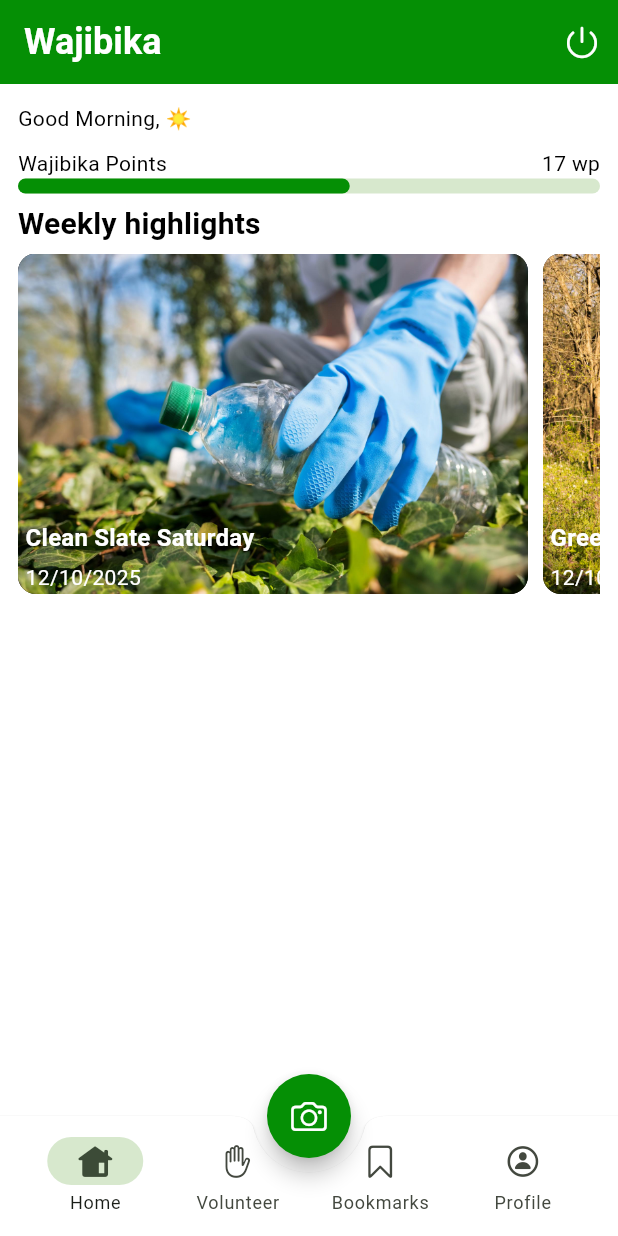
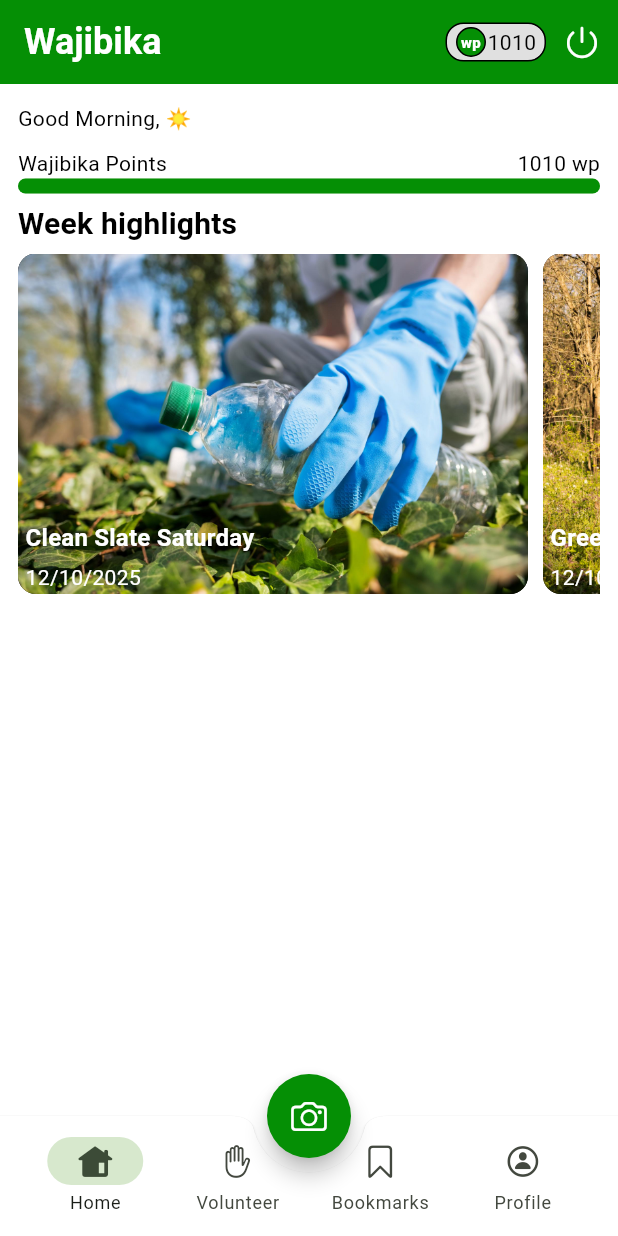
Before and after one commit to H-Munene/Wajibika_Mobile, a Flutter app: the HomePage screen opened directly, on a phone screen of 412 x 824 dp. Run offline on Flutter 3.47's test engine with Material 3 defaults, Android fonts, the phone set to English and light mode, and no system bars; our stand-ins replace bloc, cherry_toast, fluentui_system_icons, flutter_bloc, flutter_heatmap_calendar, font_awesome_flutter and 7 more; accounts and stored records are empty; project files that could hold a hidden picture were left out.

Commit message:
feat: wajibika points linear progress indicator

```diff
--- a/lib/core/theme/colors.dart
+++ b/lib/core/theme/colors.dart
@@ -15,4 +15,6 @@ class AppColors {
   static const Color hightlightColor = Color(0xFF97E5D7);
   static const Color scaffoldBackgroundColor = Color(0xFFF5F5F5);
   static const Color noProfilePictureBackgroundColor = Colors.black;
+  static const Color initialLinearProgressIndicatorColor = Color(0xFF760000);
+  static const Color middleLinearProgressIndicatorColor = Color(0xFF5F8B4C);
 }
--- a/lib/core/utils/dimensions.dart
+++ b/lib/core/utils/dimensions.dart
@@ -6,7 +6,7 @@ class AppDimensions {
   static BorderRadius focussedCircleBorderRadius = BorderRadius.circular(12);
   static BorderRadius bottomSheetCircleBorderRadius = BorderRadius.circular(15);
 
-static EdgeInsets pagePadding = const EdgeInsets.symmetric(
+  static EdgeInsets pagePadding = const EdgeInsets.symmetric(
     vertical: 3,
     horizontal: 12,
   );
--- a/lib/presentation/pages/auth/home.dart
+++ b/lib/presentation/pages/auth/home.dart
@@ -4,6 +4,7 @@ import 'package:bloc_clean_arch/presentation/pages/auth/login.dart';
 import 'package:bloc_clean_arch/presentation/pages/auth/screens/home_feed.dart';
 import 'package:bloc_clean_arch/presentation/pages/auth/screens/profile/profile.dart';
 import 'package:bloc_clean_arch/presentation/widgets/custom_bottom_sheet.dart';
+import 'package:bloc_clean_arch/presentation/widgets/wajibika_points_icon.dart';
 import 'package:flutter/cupertino.dart';
 import 'package:flutter/material.dart';
 import 'package:flutter_bloc/flutter_bloc.dart';
@@ -43,10 +44,8 @@ class _HomePageState extends State<HomePage> {
       appBar: AppBar(
         title: const Text('Wajibika'),
         actions: [
-          IconButton(
-            onPressed: () {},
-            icon: Icon(CupertinoIcons.power),
-          ),
+          const WajibikaPointsIcon(wajibikaPoints: '1010'),
+          IconButton(onPressed: () {}, icon: const Icon(CupertinoIcons.power)),
         ],
       ),
       floatingActionButtonLocation: FloatingActionButtonLocation.centerDocked,
--- a/lib/presentation/pages/auth/screens/home_feed.dart
+++ b/lib/presentation/pages/auth/screens/home_feed.dart
@@ -1,6 +1,8 @@
 import 'package:bloc_clean_arch/core/core.dart';
 import 'package:bloc_clean_arch/presentation/providers/user_provider.dart';
 import 'package:bloc_clean_arch/presentation/widgets/custom_richtext.dart';
+import 'package:bloc_clean_arch/presentation/widgets/wajibika_points_icon.dart';
+import 'package:bloc_clean_arch/presentation/widgets/wajibika_points_progress.dart';
 import 'package:flutter/material.dart';
 import 'package:bloc_clean_arch/core/utils/app_assets.dart';
 import 'package:bloc_clean_arch/presentation/widgets/weekly_highlight_card.dart';
@@ -13,7 +15,8 @@ class HomeFeed extends StatefulWidget {
   State<HomeFeed> createState() => _HomeFeedState();
 }
 
-class _HomeFeedState extends State<HomeFeed> {
+class _HomeFeedState extends State<HomeFeed> with TickerProviderStateMixin {
+  int wajibikaPoints = 1010;
   List<String> images = [AppImages.cleanup, AppImages.cleanup2, AppImages.team];
   List<String> hightlightTitle = [
     'Clean Slate Saturday',
@@ -44,24 +47,17 @@ class _HomeFeedState extends State<HomeFeed> {
                 ),
 
                 // Wajibika points
-                const Row(
-                  children: [Text('Wajibika Points'), Spacer(), Text('17 wp')],
-                ),
+                // TODO: get wajibika points from the user model
+
                 // TODO: gauge range
-                LinearProgressIndicator(
-                  borderRadius: AppDimensions.circleBorderRadius,
-                  value: 57 / 100,
-                  minHeight: 10,
-                  color: AppColors.primaryColor,
-                  trackGap: 2,
-                ),
+                WajibikaPointsProgress(wajibikaPoints: wajibikaPoints),
               ],
             ),
             // tackled projects highlights
             Padding(
               padding: const EdgeInsetsDirectional.symmetric(vertical: 5),
               child: Text(
-                'Weekly highlights',
+                'Week highlights',
                 style: textTheme.titleMedium?.copyWith(fontSize: 20),
               ),
             ),
--- /dev/null
+++ b/lib/presentation/widgets/wajibika_points_icon.dart
@@ -0,0 +1,54 @@
+import 'package:bloc_clean_arch/core/core.dart';
+import 'package:flutter/material.dart';
+
+class WajibikaPointsIcon extends StatelessWidget {
+  final String wajibikaPoints;
+
+  const WajibikaPointsIcon({super.key, required this.wajibikaPoints});
+
+  @override
+  Widget build(BuildContext context) {
+    return Container(
+      height: 26,
+      width: wajibikaPoints.length <= 2 ? 52 : 67,
+      decoration: BoxDecoration(
+        color: Colors.grey[300],
+        border: Border.all(),
+        borderRadius: AppDimensions.circleBorderRadius,
+      ),
+      child: Row(
+        children: [
+          const _InnerWajibikaIcon(),
+          Text(wajibikaPoints, style: const TextStyle(color: Colors.black)),
+        ],
+      ),
+    );
+  }
+}
+
+class _InnerWajibikaIcon extends StatelessWidget {
+  const _InnerWajibikaIcon();
+
+  @override
+  Widget build(BuildContext context) {
+    return Padding(
+      padding: const EdgeInsets.only(left: 5),
+      child: Container(
+        width: 22,
+        decoration: BoxDecoration(
+          shape: BoxShape.circle,
+          border: Border.all(),
+          color: AppColors.primaryColor,
+        ),
+        child: const Padding(
+          padding: EdgeInsets.all(2),
+          child: Text(
+            'wp',
+            style: TextStyle(fontWeight: FontWeight.w900, fontSize: 10),
+            textAlign: TextAlign.center,
+          ),
+        ),
+      ),
+    );
+  }
+}
--- /dev/null
+++ b/lib/presentation/widgets/wajibika_points_progress.dart
@@ -0,0 +1,77 @@
+import 'package:bloc_clean_arch/core/core.dart';
+import 'package:flutter/material.dart';
+
+class WajibikaPointsProgress extends StatefulWidget {
+  final int wajibikaPoints;
+
+  const WajibikaPointsProgress({super.key, required this.wajibikaPoints});
+
+  @override
+  State<WajibikaPointsProgress> createState() => _WajibikaPointsProgressState();
+}
+
+class _WajibikaPointsProgressState extends State<WajibikaPointsProgress>
+    with TickerProviderStateMixin {
+  late AnimationController
+  _wajibikaPointsLinearProgressIndicatorAnimationController;
+  late Animation<double> _wajibikaPointsLinearProgressIndicatorAnimation;
+  late Animation<Color?> _wajibikaPointsLinearProgressIndicatorColorAnimation;
+
+  @override
+  void initState() {
+    super.initState();
+    _wajibikaPointsLinearProgressIndicatorAnimationController =
+        AnimationController(
+          vsync: this,
+          duration: const Duration(milliseconds: 1500),
+        )..forward();
+
+    _wajibikaPointsLinearProgressIndicatorAnimation = Tween<double>(
+        begin: 0,
+        end: 1,
+      ).animate(_wajibikaPointsLinearProgressIndicatorAnimationController)
+      ..addListener(() => setState(() {}));
+
+    _wajibikaPointsLinearProgressIndicatorColorAnimation = ColorTween(
+      begin: AppColors.initialLinearProgressIndicatorColor,
+      end:
+          widget.wajibikaPoints < 40
+              ? AppColors.middleLinearProgressIndicatorColor
+              : AppColors.primaryColor,
+    ).animate(_wajibikaPointsLinearProgressIndicatorAnimationController);
+  }
+
+  @override
+  void dispose() {
+    _wajibikaPointsLinearProgressIndicatorAnimationController.dispose();
+    super.dispose();
+  }
+
+  @override
+  Widget build(BuildContext context) {
+    return Column(
+      children: [
+        Row(
+          children: [
+            const Text('Wajibika Points'),
+            const Spacer(),
+            Text(
+              '${(_wajibikaPointsLinearProgressIndicatorAnimation.value * widget.wajibikaPoints).floor()} wp',
+            ),
+          ],
+        ),
+        LinearProgressIndicator(
+          valueColor: _wajibikaPointsLinearProgressIndicatorColorAnimation,
+          borderRadius: AppDimensions.circleBorderRadius,
+          value:
+              _wajibikaPointsLinearProgressIndicatorAnimation.value *
+              widget.wajibikaPoints /
+              1000,
+          minHeight: 10,
+          color: AppColors.primaryColor,
+          trackGap: 2,
+        ),
+      ],
+    );
+  }
+}
```
Also changed, not shown: lib/main.dart (+4 -3 lines).
